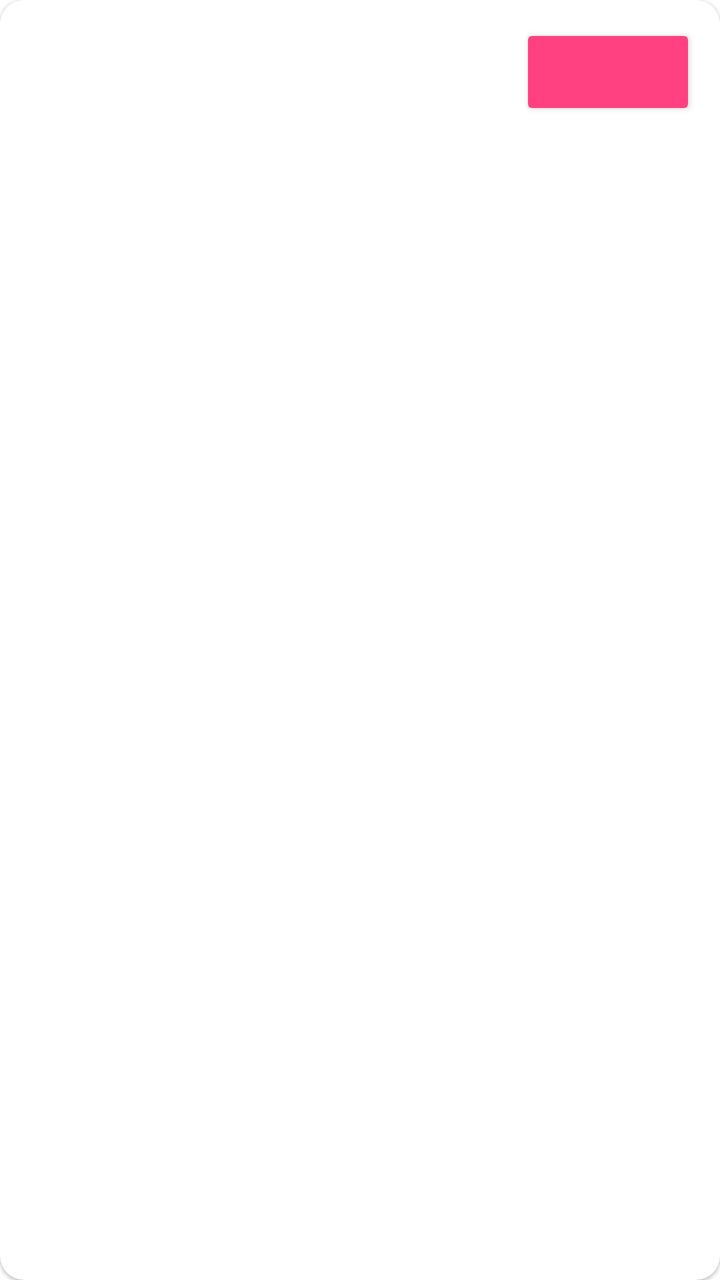
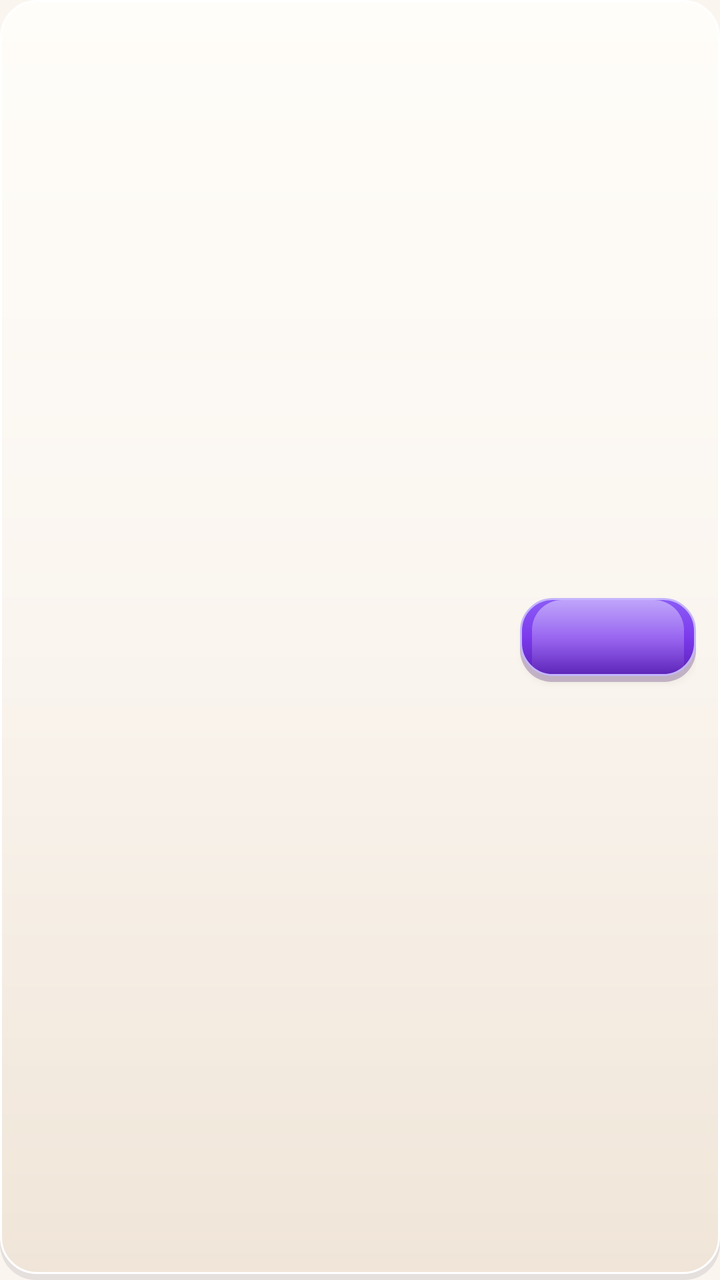

An Android layout rendered at two revisions. The XML below is the earlier revision; the diff shows what the commit changed to produce the second picture.
<!-- AndroidManifest.xml: application theme Theme.SheEmpower -->
<!-- res/layout/item_admin_seller_manage.xml -->
<?xml version="1.0" encoding="utf-8"?>
<androidx.cardview.widget.CardView xmlns:android="http://schemas.android.com/apk/res/android"
    xmlns:app="http://schemas.android.com/apk/res-auto"
    android:layout_width="match_parent" android:layout_height="wrap_content"
    android:layout_marginBottom="8dp" app:cardCornerRadius="12dp" app:cardElevation="1dp">
    <LinearLayout android:layout_width="match_parent" android:layout_height="wrap_content"
        android:orientation="horizontal" android:background="?android:attr/windowBackground" android:padding="12dp" android:gravity="center_vertical">
        <LinearLayout android:layout_width="0dp" android:layout_height="wrap_content" android:layout_weight="1" android:orientation="vertical">
            <TextView android:id="@+id/tvAdminSellerName" android:layout_width="wrap_content" android:layout_height="wrap_content" android:textStyle="bold" android:textSize="13sp" />
            <TextView android:id="@+id/tvAdminSellerStatus" android:layout_width="wrap_content" android:layout_height="wrap_content" android:textSize="11sp" />
        </LinearLayout>
        <Button android:id="@+id/btnAdminToggle" android:layout_width="wrap_content" android:layout_height="wrap_content"
            android:textSize="11sp" android:backgroundTint="#FF4081" android:textColor="#FFFFFF" />
    </LinearLayout>
</androidx.cardview.widget.CardView>
<!-- resources referenced by this layout -->
<resources>
  <style name="Theme.SheEmpower" parent="Theme.AppCompat.Light.NoActionBar">
          <item name="colorPrimary">#FF4081</item>
          <item name="colorPrimaryDark">#C2185B</item>
          <item name="colorAccent">#FF4081</item>
          <item name="android:windowBackground">@color/bg_light</item>
          <item name="android:colorBackground">@color/white</item>
          <item name="android:textColorPrimary">@color/text_light</item>
          <item name="android:textColorSecondary">@color/text_gray</item>
      </style>
  <color name="bg_light">#FFFFFF</color>
  <color name="white">#FFFFFF</color>
  <color name="text_light">#333333</color>
  <color name="text_gray">#888888</color>
</resources>

<!-- the commit's change to res/layout/item_admin_seller_manage.xml (unified diff, before → after) -->
@@ -1,15 +1,42 @@
 <?xml version="1.0" encoding="utf-8"?>
-<androidx.cardview.widget.CardView xmlns:android="http://schemas.android.com/apk/res/android"
-    xmlns:app="http://schemas.android.com/apk/res-auto"
-    android:layout_width="match_parent" android:layout_height="wrap_content"
-    android:layout_marginBottom="8dp" app:cardCornerRadius="12dp" app:cardElevation="1dp">
-    <LinearLayout android:layout_width="match_parent" android:layout_height="wrap_content"
-        android:orientation="horizontal" android:background="?android:attr/windowBackground" android:padding="12dp" android:gravity="center_vertical">
-        <LinearLayout android:layout_width="0dp" android:layout_height="wrap_content" android:layout_weight="1" android:orientation="vertical">
-            <TextView android:id="@+id/tvAdminSellerName" android:layout_width="wrap_content" android:layout_height="wrap_content" android:textStyle="bold" android:textSize="13sp" />
-            <TextView android:id="@+id/tvAdminSellerStatus" android:layout_width="wrap_content" android:layout_height="wrap_content" android:textSize="11sp" />
-        </LinearLayout>
-        <Button android:id="@+id/btnAdminToggle" android:layout_width="wrap_content" android:layout_height="wrap_content"
-            android:textSize="11sp" android:backgroundTint="#FF4081" android:textColor="#FFFFFF" />
+<LinearLayout xmlns:android="http://schemas.android.com/apk/res/android"
+    android:layout_width="match_parent"
+    android:layout_height="wrap_content"
+    android:layout_marginBottom="8dp"
+    android:background="@drawable/bg_skeu_card"
+    android:orientation="horizontal"
+    android:padding="12dp"
+    android:gravity="center_vertical">
+
+    <LinearLayout
+        android:layout_width="0dp"
+        android:layout_height="wrap_content"
+        android:layout_weight="1"
+        android:orientation="vertical">
+
+        <TextView
+            android:id="@+id/tvAdminSellerName"
+            android:layout_width="wrap_content"
+            android:layout_height="wrap_content"
+            android:fontFamily="sans-serif-black"
+            android:textColor="@color/text_dark"
+            android:textSize="13sp" />
+
+        <TextView
+            android:id="@+id/tvAdminSellerStatus"
+            android:layout_width="wrap_content"
+            android:layout_height="wrap_content"
+            android:fontFamily="sans-serif-medium"
+            android:textColor="@color/lavender_primary"
+            android:textSize="11sp" />
     </LinearLayout>
-</androidx.cardview.widget.CardView>
+
+    <Button
+        android:id="@+id/btnAdminToggle"
+        android:layout_width="wrap_content"
+        android:layout_height="42dp"
+        android:textSize="11sp"
+        android:fontFamily="sans-serif-medium"
+        android:background="@drawable/bg_skeu_button_primary"
+        android:textColor="#FFFFFF" />
+</LinearLayout>
<!-- resource entries referenced after the edit -->
@@ -1,17 +1,74 @@
 <!-- resources referenced by this layout -->
 <resources>
+  <color name="lavender_primary">#7C3AED</color>
+  <color name="text_dark">#2D253B</color>
+  <!-- drawable bg_skeu_button_primary (drawable) -->
+  <?xml version="1.0" encoding="utf-8"?>
+  <layer-list xmlns:android="http://schemas.android.com/apk/res/android">
+      
+      <item android:top="3dp">
+          <shape android:shape="rectangle">
+              <solid android:color="#403B0764" />
+              <corners android:radius="16dp" />
+          </shape>
+      </item>
+      
+      <item android:bottom="3dp">
+          <shape android:shape="rectangle">
+              <gradient
+                  android:startColor="#8B5CF6"
+                  android:centerColor="@color/lavender_primary"
+                  android:endColor="@color/lavender_dark"
+                  android:angle="270" />
+              <stroke android:width="1dp" android:color="#C4B5FD" />
+              <corners android:radius="16dp" />
+          </shape>
+      </item>
+      
+      <item android:bottom="3dp" android:top="1dp" android:left="6dp" android:right="6dp">
+          <shape android:shape="rectangle">
+              <gradient
+                  android:startColor="#70FFFFFF"
+                  android:endColor="#00FFFFFF"
+                  android:angle="270" />
+              <corners android:topLeftRadius="15dp" android:topRightRadius="15dp" />
+          </shape>
+      </item>
+  </layer-list>
+  <!-- drawable bg_skeu_card (drawable) -->
+  <?xml version="1.0" encoding="utf-8"?>
+  <layer-list xmlns:android="http://schemas.android.com/apk/res/android">
+      
+      <item android:top="3dp">
+          <shape android:shape="rectangle">
+              <solid android:color="#1A2D253B" />
+              <corners android:radius="18dp" />
+          </shape>
+      </item>
+      
+      <item android:bottom="3dp">
+          <shape android:shape="rectangle">
+              <gradient
+                  android:startColor="#FFFDF9"
+                  android:centerColor="#FAF5EF"
+                  android:endColor="#F0E5D8"
+                  android:angle="270" />
+              <stroke android:width="1dp" android:color="#FFFFFF" />
+              <corners android:radius="18dp" />
+          </shape>
+      </item>
+  </layer-list>
   <style name="Theme.SheEmpower" parent="Theme.AppCompat.Light.NoActionBar">
-          <item name="colorPrimary">#FF4081</item>
-          <item name="colorPrimaryDark">#C2185B</item>
-          <item name="colorAccent">#FF4081</item>
-          <item name="android:windowBackground">@color/bg_light</item>
-          <item name="android:colorBackground">@color/white</item>
-          <item name="android:textColorPrimary">@color/text_light</item>
+          <item name="colorPrimary">@color/lavender_primary</item>
+          <item name="colorPrimaryDark">@color/lavender_dark</item>
+          <item name="colorAccent">@color/lavender_primary</item>
+          <item name="android:windowBackground">@color/bg_cream</item>
+          <item name="android:colorBackground">@color/bg_cream</item>
+          <item name="android:textColorPrimary">@color/text_dark</item>
           <item name="android:textColorSecondary">@color/text_gray</item>
       </style>
-  <color name="bg_light">#FFFFFF</color>
-  <color name="white">#FFFFFF</color>
-  <color name="text_light">#333333</color>
-  <color name="text_gray">#888888</color>
+  <color name="lavender_dark">#5B21B6</color>
+  <color name="bg_cream">#FAF5EF</color>
+  <color name="text_gray">#6B637B</color>
 </resources>
 
